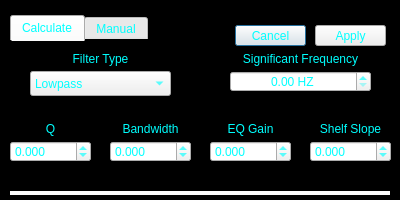
Old version of the form ui/settings/biquadfx.ui in the repository TheDaemoness/Soundbench.
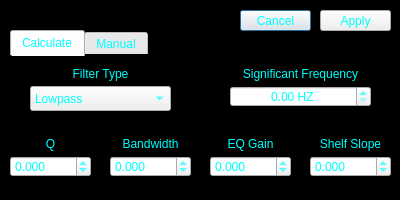
New version of the form. Icons and pictures are not drawn.

The edit to the form file:
```diff
--- a/ui/settings/biquadfx.ui
+++ b/ui/settings/biquadfx.ui
@@ -195,9 +195,9 @@
    <property name="geometry">
     <rect>
      <x>10</x>
-     <y>15</y>
+     <y>30</y>
      <width>381</width>
-     <height>181</height>
+     <height>161</height>
     </rect>
    </property>
    <property name="currentIndex">
@@ -693,12 +693,15 @@
   <widget class="QPushButton" name="cancelButton">
    <property name="geometry">
     <rect>
-     <x>235</x>
-     <y>25</y>
+     <x>240</x>
+     <y>10</y>
      <width>71</width>
      <height>21</height>
     </rect>
    </property>
+   <property name="layoutDirection">
+    <enum>Qt::LeftToRight</enum>
+   </property>
    <property name="text">
     <string>Cancel</string>
    </property>
@@ -706,8 +709,8 @@
   <widget class="QPushButton" name="applyButton">
    <property name="geometry">
     <rect>
-     <x>315</x>
-     <y>25</y>
+     <x>320</x>
+     <y>10</y>
      <width>71</width>
      <height>21</height>
     </rect>
```
Left out of the diff: 80 changed lines with no effect on the pictures.
